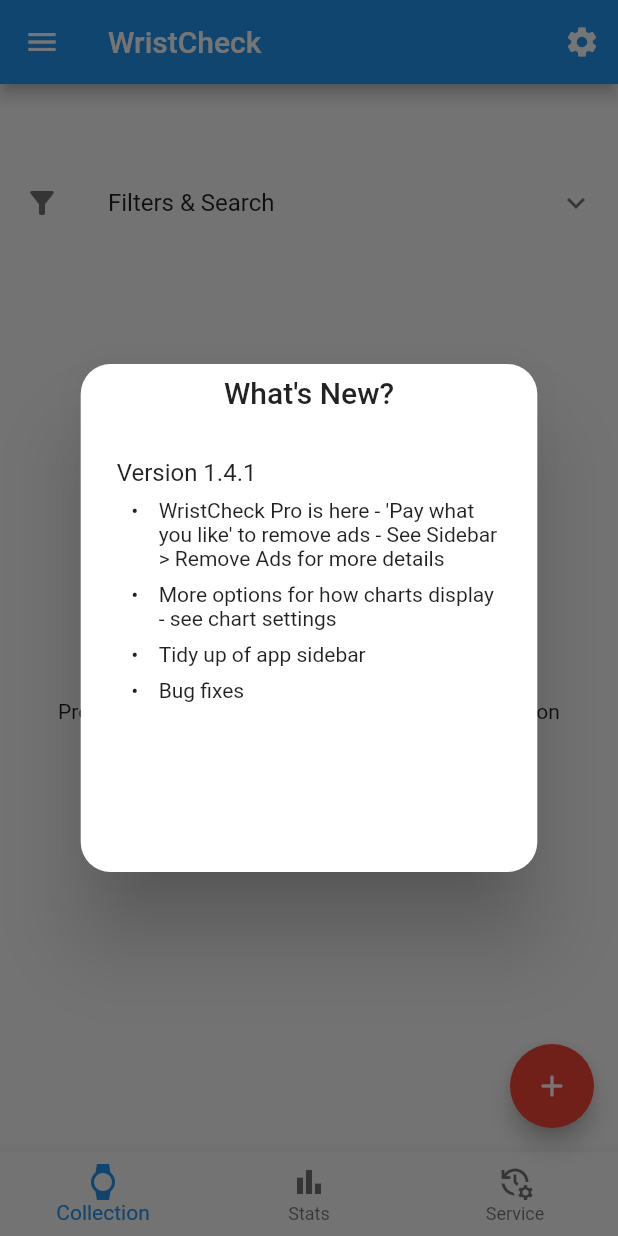
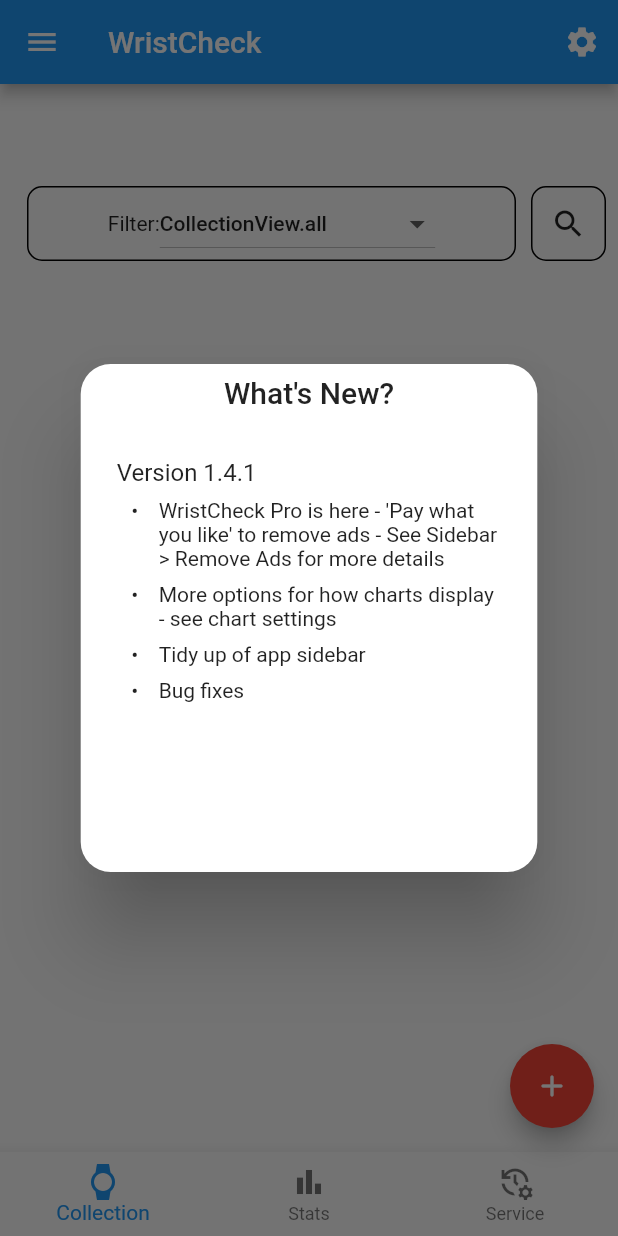
Before and after one commit to Stif-UK/WristCheck, a Flutter app: the screen it shows after launch, on a phone screen of 412 x 824 dp. Run offline on Flutter 3.47's test engine with Material 2 defaults, Android fonts, the phone set to English and light mode, and no system bars; drawn by our look-alikes of google_mobile_ads; our stand-ins replace file_picker, flutter_local_notifications, flutter_markdown, get, hive, hive_flutter and 10 more; missing offline and left inert: app_tracking_transparency, purchases_flutter; accounts and stored records are empty; network calls fail; statements that could not run were skipped.

Commit message:
initial rework of watchbox view - search and filter row implemented

```diff
--- /dev/null
+++ b/lib/model/enums/collection_view.dart
@@ -0,0 +1 @@
+enum CollectionView {all, favourites, wishlist, sold, random}
--- /dev/null
+++ b/lib/ui/watchbox.dart
@@ -0,0 +1,133 @@
+import 'package:flutter/material.dart';
+import 'package:get/get.dart';
+import 'package:google_mobile_ads/google_mobile_ads.dart';
+import 'package:provider/provider.dart';
+import 'package:wristcheck/boxes.dart';
+import 'package:wristcheck/config.dart';
+import 'package:wristcheck/controllers/wristcheck_controller.dart';
+import 'package:wristcheck/model/adunits.dart';
+import 'package:wristcheck/model/enums/collection_view.dart';
+import 'package:wristcheck/model/watches.dart';
+import 'package:wristcheck/model/wristcheck_preferences.dart';
+import 'package:wristcheck/provider/adstate.dart';
+import 'package:wristcheck/ui/search_finder.dart';
+import 'package:wristcheck/ui/search_widget.dart';
+import 'package:wristcheck/util/ad_widget_helper.dart';
+
+class Watchbox extends StatefulWidget {
+  Watchbox({Key? key}) : super(key: key);
+  final wristCheckController = Get.put(WristCheckController());
+
+
+
+
+  @override
+  State<Watchbox> createState() => _WatchBoxState();
+}
+
+
+
+class _WatchBoxState extends State<Watchbox> {
+
+  final items = CollectionView.values;
+  CollectionView? value = CollectionView.all;
+
+  BannerAd? banner;
+  bool purchaseStatus = WristCheckPreferences.getAppPurchasedStatus() ?? false;
+
+  @override
+  void didChangeDependencies() {
+    super.didChangeDependencies();
+    if(!purchaseStatus)
+    {
+      final adState = Provider.of<AdState>(context);
+      adState.initialization.then((status) {
+        setState(() {
+          banner = BannerAd(
+              adUnitId: WristCheckConfig.prodBuild == false? adState.getTestAds : AdUnits.watchboxBannerAdUnitID,
+              //If the device screen is large enough display a larger ad on this screen
+              size: AdSize.banner,
+              request: const AdRequest(),
+              listener: adState.adListener)
+            ..load();
+        });
+      });
+    }
+  }
+
+  final watchBox = Boxes.getWatches();
+
+  @override
+  Widget build(BuildContext context) {
+
+    //List to check if the notebook is 'empty'
+    List<Watches> nonArchivedNotesList = watchBox.values.where((watch) => watch.status != "Archived").toList();
+
+    return Obx( ()=> Column(
+        mainAxisAlignment: MainAxisAlignment.start,
+        children: [
+          //Insert Ad Widget into tree
+          widget.wristCheckController.isAppPro.value? const SizedBox(height: 0,) : AdWidgetHelper.buildSmallAdSpace(banner, context),
+          //Create drop down and search button
+          Padding(
+            padding: const EdgeInsets.all(8.0),
+            child: Row(
+              children: [
+                Expanded(
+                  child: Container(
+                    margin: const EdgeInsets.all(10.0),
+                    decoration: BoxDecoration(
+                        border: Border.all(),
+                        shape: BoxShape.rectangle,
+                        borderRadius: const BorderRadius.all(Radius.circular(10))),
+                    child: Row(
+                      mainAxisAlignment: MainAxisAlignment.center,
+                      children: [
+                        Text("Filter:"),
+                        DropdownButton<CollectionView>(
+                          items: items.map(buildMenuItem).toList(),
+                          value: value,
+                          onChanged: (value){
+                            setState(() {
+                              this.value = value;
+                            });
+                          },),
+                      ],
+                    ),
+                  ),
+                ),
+                Container(
+                  decoration: BoxDecoration(
+                      border: Border.all(),
+                      shape: BoxShape.rectangle,
+                      borderRadius: const BorderRadius.all(Radius.circular(10))),
+                  child: IconButton(
+                    icon: const Icon(Icons.search),
+                    onPressed: (){
+                      showSearch(
+                        context: context,
+                        delegate: SearchWidget(),
+                      );
+                    },
+                  ),
+                )
+              ],
+            ),
+          )
+
+        ]
+
+    ),
+    );
+  }
+
+  DropdownMenuItem<CollectionView> buildMenuItem(CollectionView item) => DropdownMenuItem(
+      value: item,
+      child: Text(
+        item.toString(),
+        //TextHelper.getCategoryText(item),
+        style: Theme.of(context).textTheme.bodyLarge,
+      )
+
+  );
+}
--- a/lib/ui/wristcheck_home.dart
+++ b/lib/ui/wristcheck_home.dart
@@ -5,6 +5,7 @@ import 'package:wristcheck/api/purchase_api.dart';
 import 'package:wristcheck/controllers/wristcheck_controller.dart';
 import 'package:wristcheck/model/wristcheck_preferences.dart';
 import 'package:wristcheck/ui/SettingsPage.dart';
+import 'package:wristcheck/ui/watchbox.dart';
 import 'package:wristcheck/ui/watchbox/watchbox_parent.dart';
 import 'package:wristcheck/ui/StatsWidget.dart';
 import 'package:wristcheck/ui/ServicingWidget.dart';
@@ -28,7 +29,7 @@ class _WristCheckHomeState extends State<WristCheckHome> {
 
   int _currentIndex = 0;
   final List<Widget> _children =[
-    WatchBoxParent(),
+    Watchbox(),
     StatsWidget(),
     ServicingWidget()
   ];
```
